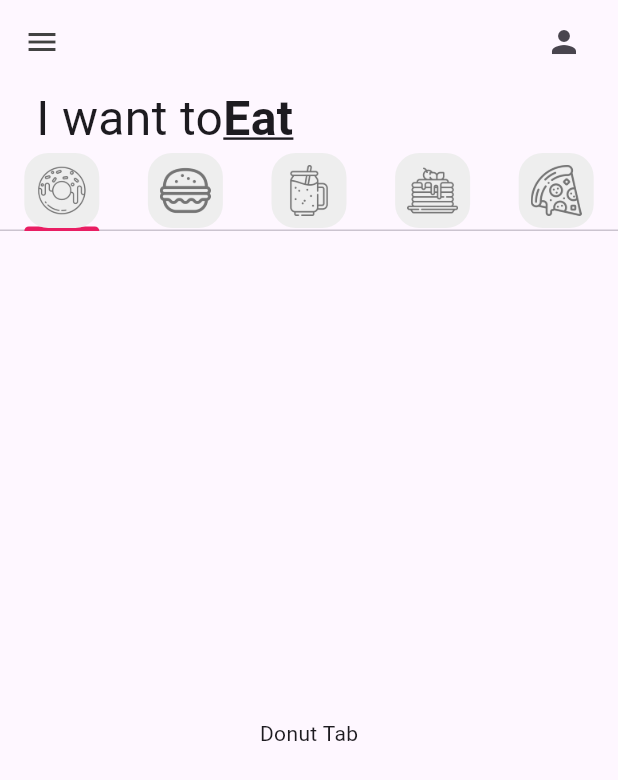
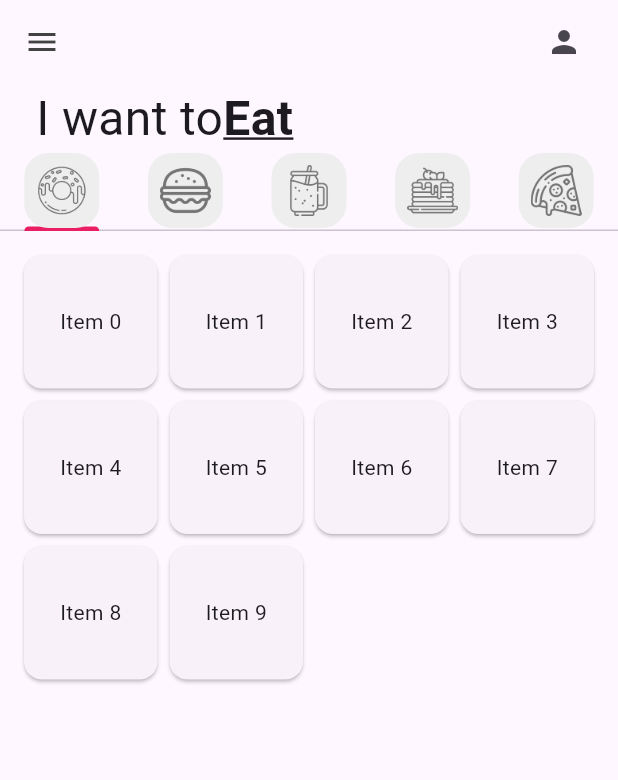
Before and after one commit to EddyRuLop/donut_app_4sa1, a Flutter app: the screen it shows after launch, on a phone screen of 412 x 824 dp. Shown: the top 780 px of the screen. Run offline on Flutter 3.47's test engine with Material 3 defaults, Android fonts, the phone set to English and light mode, and no system bars.

Commit message:
SliverGridDelegateWithFixedCrossAxisCount

```diff
--- a/lib/tabs/donut_tab.dart
+++ b/lib/tabs/donut_tab.dart
@@ -5,8 +5,19 @@ class DonutTab extends StatelessWidget {
 
   @override
   Widget build(BuildContext context) {
-    return const Center(
-      child: Text("Donut Tab"),
-    );
+    return GridView.builder(
+        //prepa 1: como se va organizar
+        gridDelegate: SliverGridDelegateWithFixedCrossAxisCount(
+            //número de columnas
+            crossAxisCount: 4),
+        //cuantos elementos se van a mostrar
+        itemCount: 10, // specify the number of items
+        padding: const EdgeInsets.all(12),
+        //que elemento se construira
+        itemBuilder: (context, index) {
+          return Card(
+            child: Center(child: Text('Item $index')),
+          );
+        });
   }
 }
```
